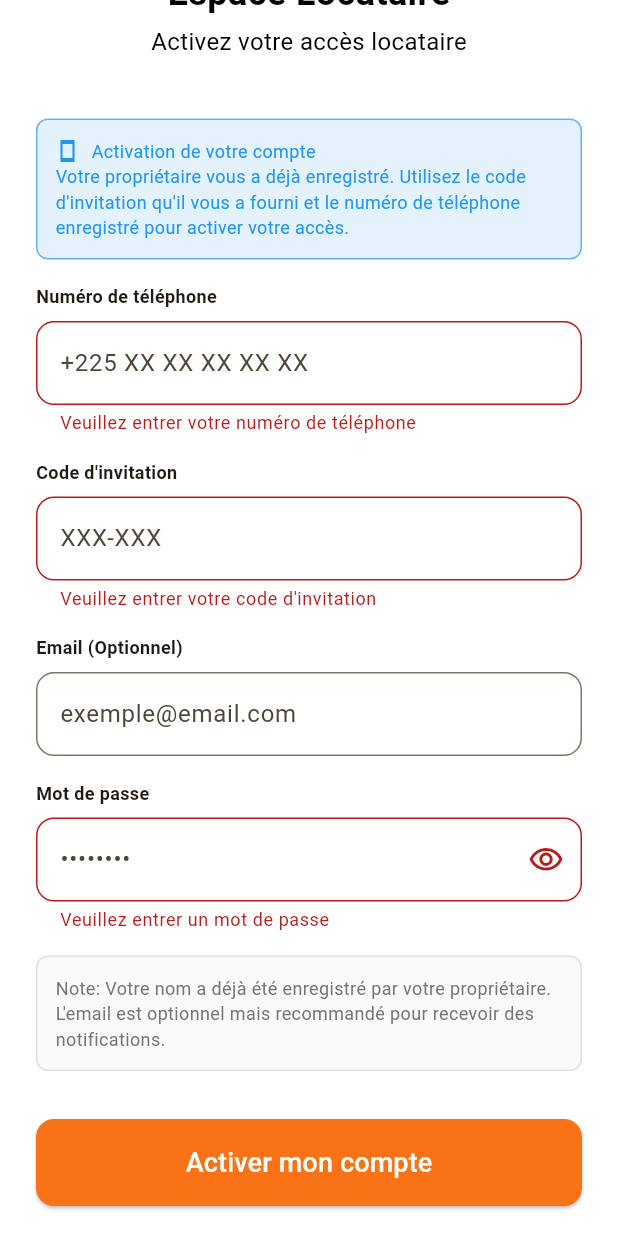
After one commit to yvandoum-afk/IvoireGestion_Front_Mobile, a Flutter app: the InvitationScreen screen opened by its route, scrolled down 70 dp, after a tap on "Activer mon compte", on a phone screen of 412 x 824 dp. The commit adds this screen. Run offline on Flutter 3.47's test engine with Material 3 defaults, Android fonts, the phone set to English and light mode, and no system bars; our stand-ins replace flutter_secure_storage; accounts and stored records are empty.

Commit message:
feat: add invitation screen and view model for account activation

```diff
--- a/lib/main.dart
+++ b/lib/main.dart
@@ -1,6 +1,7 @@
 import 'package:flutter/material.dart';
 
 import 'views/home_screen.dart';
+import 'views/invitation_screen.dart';
 import 'views/login_screen.dart';
 import 'views/signup_screen.dart';
 import 'views/splash_screen.dart';
@@ -26,6 +27,7 @@ class MyApp extends StatelessWidget {
         '/splash': (context) => const SplashScreen(),
         '/login': (context) => const LoginScreen(),
         '/signup': (context) => const SignupScreen(),
+        '/invitation': (context) => const InvitationScreen(),
         '/home': (context) => const HomeScreen(),
       },
       debugShowCheckedModeBanner: false,
--- /dev/null
+++ b/lib/viewmodels/invitation_viewmodel.dart
@@ -0,0 +1,64 @@
+import 'package:flutter/material.dart';
+
+import '../models/user.dart';
+import '../services/auth_service.dart';
+
+class InvitationViewModel extends ChangeNotifier {
+  final AuthService _authService = AuthService();
+
+  bool _isLoading = false;
+  String? _errorMessage;
+  User? _user;
+
+  // Getters
+  bool get isLoading => _isLoading;
+  String? get errorMessage => _errorMessage;
+  User? get user => _user;
+
+  // Login method
+  Future<bool> invitation(
+      String phone, String code, String email, String password) async {
+    _setLoading(true);
+    _clearError();
+
+    try {
+      final result =
+          await _authService.invitation(phone, code, email, password);
+
+      if (result['success']) {
+        _user = result['user'];
+        _setLoading(false);
+        return true;
+      } else {
+        _setError(result['message']);
+        _setLoading(false);
+        return false;
+      }
+    } catch (e) {
+      _setError('Erreur de connexion. Veuillez réessayer.');
+      _setLoading(false);
+      return false;
+    }
+  }
+
+  // Private helper methods
+  void _setLoading(bool loading) {
+    _isLoading = loading;
+    notifyListeners();
+  }
+
+  void _setError(String error) {
+    _errorMessage = error;
+    notifyListeners();
+  }
+
+  void _clearError() {
+    _errorMessage = null;
+    notifyListeners();
+  }
+
+  // Clear error manually
+  void clearError() {
+    _clearError();
+  }
+}
--- /dev/null
+++ b/lib/views/invitation_screen.dart
@@ -0,0 +1,74 @@
+import 'package:flutter/material.dart';
+
+import '../widgets/invitation_form.dart';
+
+class InvitationScreen extends StatefulWidget {
+  const InvitationScreen({super.key});
+
+  @override
+  State<InvitationScreen> createState() => _InvitationScreenState();
+}
+
+class _InvitationScreenState extends State<InvitationScreen> {
+  @override
+  Widget build(BuildContext context) {
+    return Scaffold(
+      backgroundColor: Colors.white,
+      body: SingleChildScrollView(
+        child: Column(
+          children: [
+            const SizedBox(height: 48),
+            const Column(
+              children: [
+                Text(
+                  'Espace Locataire',
+                  style: TextStyle(
+                    fontSize: 24,
+                    fontWeight: FontWeight.w600,
+                    color: Colors.black,
+                  ),
+                ),
+                SizedBox(height: 4),
+                Text(
+                  'Activez votre accès locataire',
+                  style: TextStyle(
+                    fontSize: 16,
+                    color: Colors.black,
+                  ),
+                ),
+              ],
+            ),
+            const Padding(
+              padding: EdgeInsets.symmetric(horizontal: 24, vertical: 16),
+              child: Column(
+                crossAxisAlignment: CrossAxisAlignment.start,
+                children: [SizedBox(height: 24), InvitationForm()],
+              ),
+            ),
+            Padding(
+              padding: const EdgeInsets.symmetric(horizontal: 24),
+              child: Column(
+                crossAxisAlignment: CrossAxisAlignment.center,
+                children: [
+                  TextButton(
+                    onPressed: () {
+                      Navigator.pushNamed(context, '/login');
+                    },
+                    child: const Text(
+                      'Déjà un compte? Se connecter',
+                      style: TextStyle(
+                        color: Color(0xFFF97316),
+                        fontWeight: FontWeight.w600,
+                      ),
+                    ),
+                  ),
+                  const SizedBox(height: 16)
+                ],
+              ),
+            ),
+          ],
+        ),
+      ),
+    );
+  }
+}
--- /dev/null
+++ b/lib/widgets/invitation_form.dart
@@ -0,0 +1,311 @@
+import 'package:flutter/material.dart';
+import 'package:provider/provider.dart';
+
+import '../viewmodels/invitation_viewmodel.dart';
+import '../views/home_screen.dart';
+
+class InvitationForm extends StatefulWidget {
+  const InvitationForm({super.key});
+
+  @override
+  State<InvitationForm> createState() => _InvitationFormState();
+}
+
+class _InvitationFormState extends State<InvitationForm> {
+  final _formKey = GlobalKey<FormState>();
+  final _phoneController = TextEditingController();
+  final _codeController = TextEditingController();
+  final _emailController = TextEditingController();
+  final _passwordController = TextEditingController();
+  bool _obscurePassword = true;
+
+  @override
+  void dispose() {
+    _phoneController.dispose();
+    _codeController.dispose();
+    _emailController.dispose();
+    _passwordController.dispose();
+    super.dispose();
+  }
+
+  Future<void> _submitForm(InvitationViewModel viewModel) async {
+    if (_formKey.currentState?.validate() ?? false) {
+      final phone = _phoneController.text.trim();
+      final code = _codeController.text.trim();
+      final email = _emailController.text.trim();
+      final password = _passwordController.text;
+
+      final success = await viewModel.invitation(phone, code, email, password);
+
+      if (success && mounted) {
+        // Navigate to main app after successful login
+        Navigator.pushReplacement(
+          context,
+          MaterialPageRoute(builder: (context) => const HomeScreen()),
+        );
+      }
+      // Error will be shown automatically through the ViewModel
+    }
+  }
+
+  @override
+  Widget build(BuildContext context) {
+    return ChangeNotifierProvider(
+      create: (_) => InvitationViewModel(),
+      child: Consumer<InvitationViewModel>(
+        builder: (context, viewModel, child) {
+          return Form(
+            key: _formKey,
+            child: Column(
+              children: [
+                Container(
+                  width: double.infinity,
+                  padding: const EdgeInsets.all(12),
+                  margin: const EdgeInsets.only(bottom: 16),
+                  decoration: BoxDecoration(
+                    color: Colors.blue.shade50,
+                    borderRadius: BorderRadius.circular(8),
+                    border: Border.all(color: Colors.blue.shade300),
+                  ),
+                  child: const Column(
+                    children: [
+                      Row(
+                        children: [
+                          Icon(
+                            Icons.smartphone_sharp,
+                            color: Colors.blue,
+                            size: 16,
+                          ),
+                          SizedBox(width: 8),
+                          Text(
+                            'Activation de votre compte',
+                            style: TextStyle(
+                              color: Colors.blue,
+                              fontSize: 12,
+                            ),
+                          ),
+                        ],
+                      ),
+                      Text(
+                        'Votre propriétaire vous a déjà enregistré. Utilisez le code d\'invitation qu\'il vous a fourni et le numéro de téléphone enregistré pour activer votre accès.',
+                        style: TextStyle(
+                          color: Colors.blue,
+                          fontSize: 12,
+                        ),
+                      ),
+                    ],
+                  ),
+                ),
+                // Show error message if any
+                if (viewModel.errorMessage != null)
+                  Container(
+                    width: double.infinity,
+                    padding: const EdgeInsets.all(12),
+                    margin: const EdgeInsets.only(bottom: 16),
+                    decoration: BoxDecoration(
+                      color: Colors.red.shade50,
+                      borderRadius: BorderRadius.circular(8),
+                      border: Border.all(color: Colors.red.shade300),
+                    ),
+                    child: Row(
+                      children: [
+                        Icon(Icons.error_outline, color: Colors.red.shade600),
+                        const SizedBox(width: 8),
+                        Expanded(
+                          child: Text(
+                            viewModel.errorMessage!,
+                            style: TextStyle(color: Colors.red.shade600),
+                          ),
+                        ),
+                        IconButton(
+                          onPressed: viewModel.clearError,
+                          icon: Icon(
+                            Icons.close,
+                            color: Colors.red.shade600,
+                            size: 20,
+                          ),
+                        ),
+                      ],
+                    ),
+                  ),
+                // Téléphone field
+                const Align(
+                  alignment: Alignment.centerLeft,
+                  child: Text(
+                    'Numéro de téléphone',
+                    style: TextStyle(fontSize: 12, fontWeight: FontWeight.w600),
+                  ),
+                ),
+                const SizedBox(height: 8),
+                TextFormField(
+                  controller: _phoneController,
+                  enabled: !viewModel.isLoading,
+                  decoration: InputDecoration(
+                    hintText: '+225 XX XX XX XX XX',
+                    border: OutlineInputBorder(
+                      borderRadius: BorderRadius.circular(12.0),
+                    ),
+                  ),
+                  keyboardType: TextInputType.phone,
+                  validator: (value) {
+                    if (value == null || value.trim().isEmpty) {
+                      return 'Veuillez entrer votre numéro de téléphone';
+                    }
+                    return null;
+                  },
+                ),
+                const SizedBox(height: 16),
+                // Code d'invitation field
+                const Align(
+                  alignment: Alignment.centerLeft,
+                  child: Text(
+                    'Code d\'invitation',
+                    style: TextStyle(fontSize: 12, fontWeight: FontWeight.w600),
+                  ),
+                ),
+                const SizedBox(height: 8),
+                TextFormField(
+                  controller: _codeController,
+                  enabled: !viewModel.isLoading,
+                  decoration: InputDecoration(
+                    hintText: 'XXX-XXX',
+                    border: OutlineInputBorder(
+                      borderRadius: BorderRadius.circular(12.0),
+                    ),
+                  ),
+                  validator: (value) {
+                    if (value == null || value.trim().isEmpty) {
+                      return 'Veuillez entrer votre code d\'invitation';
+                    }
+                    return null;
+                  },
+                ),
+                const SizedBox(height: 16),
+                // Email field (Optionnel)
+                const Align(
+                  alignment: Alignment.centerLeft,
+                  child: Text(
+                    'Email (Optionnel)',
+                    style: TextStyle(fontSize: 12, fontWeight: FontWeight.w600),
+                  ),
+                ),
+                const SizedBox(height: 8),
+                TextFormField(
+                  controller: _emailController,
+                  enabled: !viewModel.isLoading,
+                  decoration: InputDecoration(
+                    hintText: 'exemple@email.com',
+                    border: OutlineInputBorder(
+                      borderRadius: BorderRadius.circular(12.0),
+                    ),
+                  ),
+                  keyboardType: TextInputType.emailAddress,
+                  validator: (value) {
+                    if (value != null && value.trim().isNotEmpty) {
+                      if (!RegExp(
+                        r'^[\w-\.]+@([\w-]+\.)+[\w-]{2,4}$',
+                      ).hasMatch(value)) {
+                        return 'Veuillez entrer une adresse email valide';
+                      }
+                    }
+                    return null;
+                  },
+                ),
+                const SizedBox(height: 16),
+                // Password field
+                const Align(
+                  alignment: Alignment.centerLeft,
+                  child: Text(
+                    'Mot de passe',
+                    style: TextStyle(fontSize: 12, fontWeight: FontWeight.w600),
+                  ),
+                ),
+                const SizedBox(height: 8),
+                TextFormField(
+                  controller: _passwordController,
+                  enabled: !viewModel.isLoading,
+                  decoration: InputDecoration(
+                    hintText: '••••••••',
+                    border: OutlineInputBorder(
+                      borderRadius: BorderRadius.circular(12.0),
+                    ),
+                    suffixIcon: IconButton(
+                      onPressed: () {
+                        setState(() {
+                          _obscurePassword = !_obscurePassword;
+                        });
+                      },
+                      icon: Icon(
+                        _obscurePassword
+                            ? Icons.visibility_outlined
+                            : Icons.visibility_off_outlined,
+                      ),
+                    ),
+                  ),
+                  obscureText: _obscurePassword,
+                  validator: (value) {
+                    if (value == null || value.isEmpty) {
+                      return 'Veuillez entrer un mot de passe';
+                    }
+                    return null;
+                  },
+                ),
+                const SizedBox(height: 16),
+                Container(
+                  width: double.infinity,
+                  padding: const EdgeInsets.all(12),
+                  margin: const EdgeInsets.only(bottom: 16),
+                  decoration: BoxDecoration(
+                    color: Colors.grey.shade50,
+                    borderRadius: BorderRadius.circular(8),
+                    border: Border.all(color: Colors.grey.shade300),
+                  ),
+                  child: Text(
+                    'Note: Votre nom a déjà été enregistré par votre propriétaire. L\'email est optionnel mais recommandé pour recevoir des notifications.',
+                    style: TextStyle(
+                      color: Colors.grey.shade600,
+                      fontSize: 12,
+                    ),
+                  ),
+                ),
+                const SizedBox(height: 16),
+                // Submit button
+                SizedBox(
+                  width: double.infinity,
+                  child: ElevatedButton(
+                    onPressed: viewModel.isLoading
+                        ? null
+                        : () => _submitForm(viewModel),
+                    style: ElevatedButton.styleFrom(
+                      backgroundColor: const Color(0xFFF97316),
+                      foregroundColor: Colors.white,
+                      padding: const EdgeInsets.symmetric(vertical: 16),
+                      shape: RoundedRectangleBorder(
+                        borderRadius: BorderRadius.circular(12.0),
+                      ),
+                    ),
+                    child: viewModel.isLoading
+                        ? const SizedBox(
+                            height: 20,
+                            width: 20,
+                            child: CircularProgressIndicator(
+                              color: Colors.white,
+                              strokeWidth: 2,
+                            ),
+                          )
+                        : const Text(
+                            'Activer mon compte',
+                            style: TextStyle(
+                              fontSize: 18,
+                            ),
+                          ),
+                  ),
+                ),
+              ],
+            ),
+          );
+        },
+      ),
+    );
+  }
+}
```
